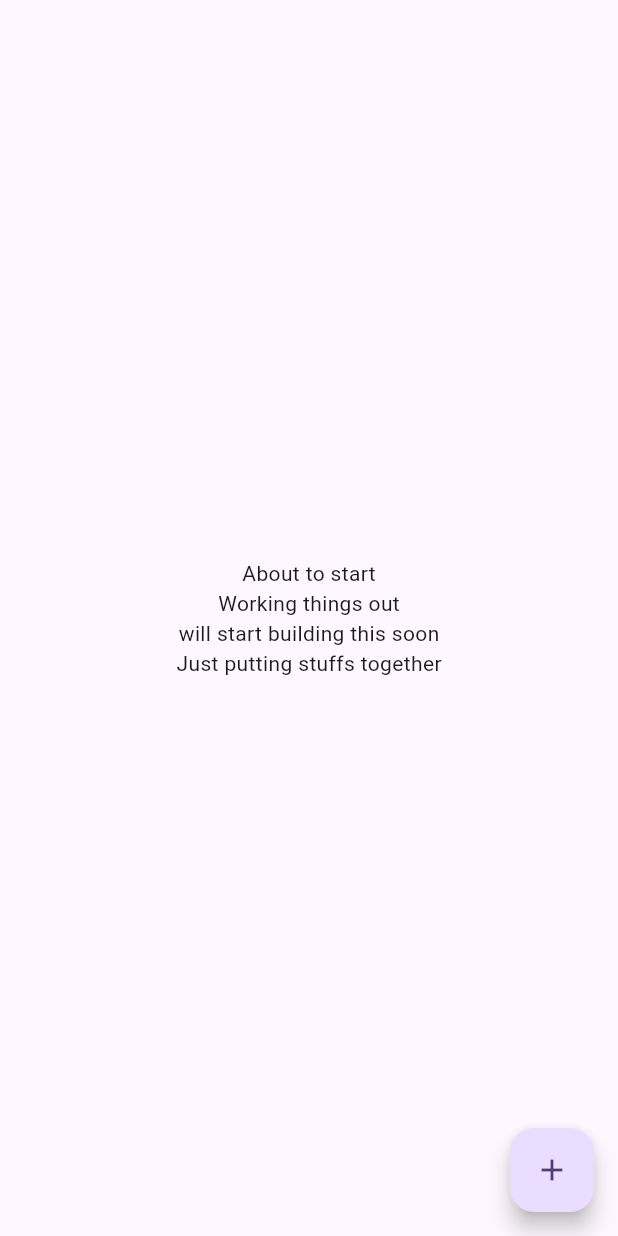
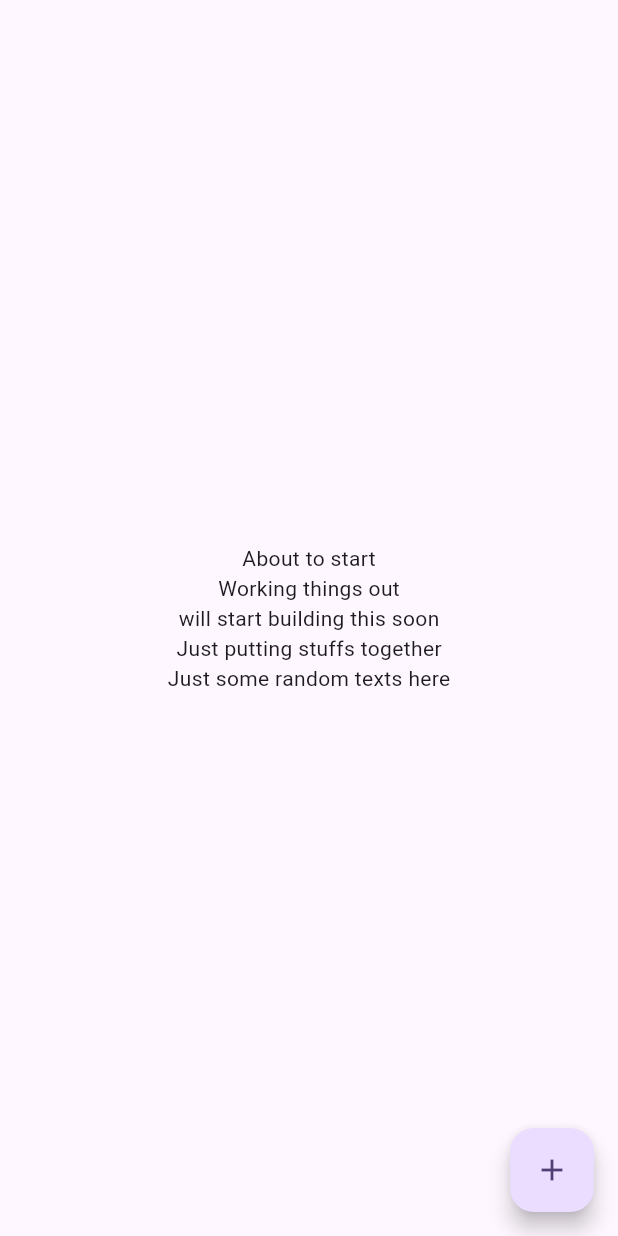
Before and after one commit to Juwonlo/ChatMe_App, a Flutter app: the screen it shows after launch, on a phone screen of 412 x 824 dp. Run offline on Flutter 3.47's test engine with Material 3 defaults, Android fonts, the phone set to English and light mode, and no system bars.

Commit message:
A random commit

```diff
--- a/lib/main.dart
+++ b/lib/main.dart
@@ -41,6 +41,7 @@ class _MyHomePageState extends State<MyHomePage> {
             Text('Working things out'),
             Text('will start building this soon'),
             Text("Just putting stuffs together"),
+            Text('Just some random texts here')
 
           ],
         ),
```
